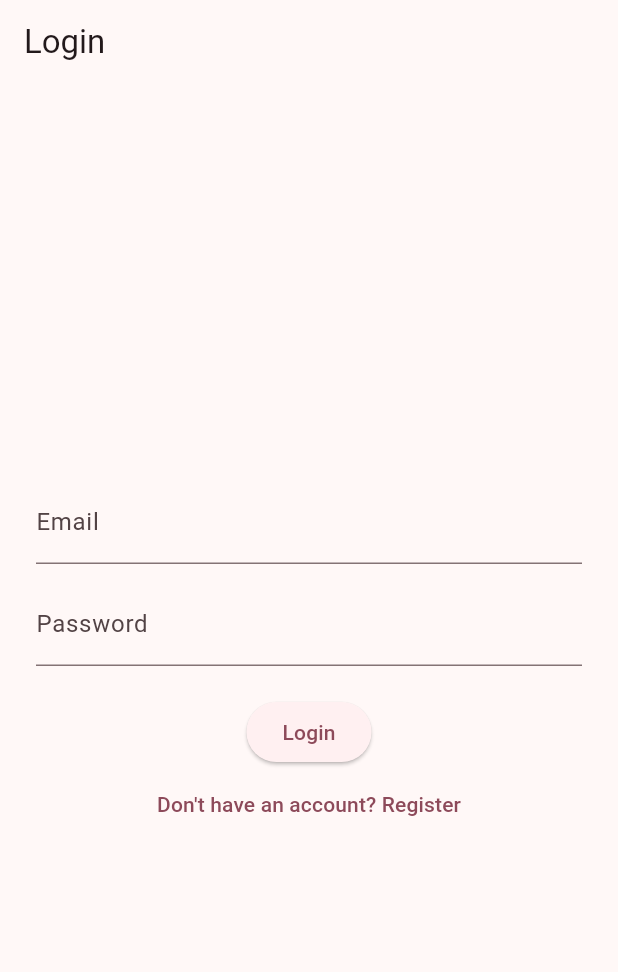
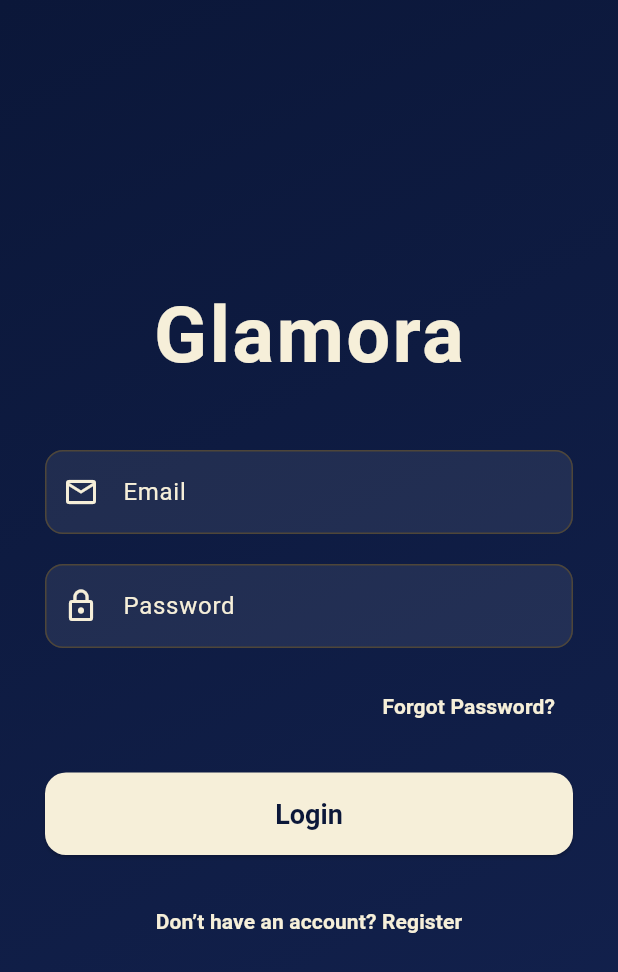
Before and after one commit to BekirCanTurkmen/Glamora, a Flutter app: the screen it shows after launch, on a phone screen of 412 x 824 dp. Shown: the top 972 px of the screen. Run offline on Flutter 3.47's test engine with Material 3 defaults, Android fonts, the phone set to English and light mode, and no system bars; our stand-ins replace cloud_firestore, firebase_auth, firebase_core; accounts and stored records are empty; Roboto replaces fonts that are missing (Georgia).

Commit message:
Animations add(after and before login)

```diff
--- a/lib/main.dart
+++ b/lib/main.dart
@@ -1,7 +1,7 @@
 import 'package:flutter/material.dart';
 import 'package:firebase_core/firebase_core.dart';
 import 'firebase_options.dart';
-import 'pages/auth_page.dart';
+import 'pages/first_splash_screen.dart';
 
 Future<void> main() async {
   WidgetsFlutterBinding.ensureInitialized();
@@ -18,13 +18,12 @@ class GlamoraApp extends StatelessWidget {
   Widget build(BuildContext context) {
     return MaterialApp(
       debugShowCheckedModeBanner: false,
-      title: 'GLAMORA',
+      title: 'Glamora',
       theme: ThemeData(
-        colorScheme: ColorScheme.fromSeed(seedColor: Colors.pinkAccent),
+        colorScheme: ColorScheme.fromSeed(seedColor: const Color(0xFFC8A25D)),
         useMaterial3: true,
-        fontFamily: 'Roboto',
       ),
-      home: const AuthPage(),
+      home: const FirstSplashScreen(), // ✨ İlk açılışta gösterilecek
     );
   }
 }
--- a/lib/pages/auth_page.dart
+++ b/lib/pages/auth_page.dart
@@ -1,6 +1,8 @@
 import 'package:flutter/material.dart';
 import '../services/auth_service.dart';
-import 'home_page.dart';
+import '../pages/home_page.dart';
+import '../pages/forgot_password_page.dart';
+import 'splash_after_login.dart';
 
 class AuthPage extends StatefulWidget {
   const AuthPage({super.key});
@@ -14,6 +16,7 @@ class _AuthPageState extends State<AuthPage> {
   final TextEditingController emailController = TextEditingController();
   final TextEditingController passwordController = TextEditingController();
   bool isLogin = true;
+  bool isLoading = false;
 
   Future<void> _submit() async {
     final email = emailController.text.trim();
@@ -26,60 +29,173 @@ class _AuthPageState extends State<AuthPage> {
       return;
     }
 
+    setState(() => isLoading = true);
     String? result;
     if (isLogin) {
       result = await _authService.login(email, password);
     } else {
       result = await _authService.register(email, password);
     }
+    setState(() => isLoading = false);
 
     if (result == "success") {
+      // ✅ Giriş veya kayıt başarılı → SplashAfterLogin ekranına git
       Navigator.pushReplacement(
         context,
-        MaterialPageRoute(builder: (context) => const HomePage()),
+        MaterialPageRoute(builder: (context) => const SplashAfterLogin()),
       );
     } else {
-      ScaffoldMessenger.of(context).showSnackBar(
-        SnackBar(content: Text(result ?? "Error")),
-      );
+      ScaffoldMessenger.of(context)
+          .showSnackBar(SnackBar(content: Text(result ?? "Error")));
     }
   }
 
   @override
   Widget build(BuildContext context) {
     return Scaffold(
-      appBar: AppBar(title: Text(isLogin ? "Login" : "Register")),
-      body: Padding(
-        padding: const EdgeInsets.all(24.0),
+      // 🌌 Gece mavisi - lacivert yumuşak geçişli gradient arka plan
+      body: Container(
+        decoration: const BoxDecoration(
+          gradient: LinearGradient(
+            colors: [Color(0xFF0B1739), Color(0xFF13224F)],
+            begin: Alignment.topLeft,
+            end: Alignment.bottomRight,
+          ),
+        ),
+        child: Center(
+          child: SingleChildScrollView(
+            padding: const EdgeInsets.symmetric(horizontal: 30, vertical: 40),
             child: Column(
               mainAxisAlignment: MainAxisAlignment.center,
               children: [
+                // 🪙 GLAMORA Yazısı (krem renk)
+                const Text(
+                  "Glamora",
+                  style: TextStyle(
+                    fontSize: 52,
+                    fontWeight: FontWeight.bold,
+                    letterSpacing: 1.5,
+                    color: Color(0xFFF6EFD9),
+                    fontFamily: 'Georgia',
+                  ),
+                ),
+                const SizedBox(height: 40),
+
+                // 📨 Email alanı
                 TextField(
                   controller: emailController,
-              decoration: const InputDecoration(labelText: "Email"),
+                  decoration: InputDecoration(
+                    filled: true,
+                    fillColor: Colors.white.withOpacity(0.08),
+                    labelText: "Email",
+                    labelStyle: const TextStyle(
+                        color: Color(0xFFF6EFD9), fontSize: 16),
+                    prefixIcon: const Icon(Icons.email_outlined,
+                        color: Color(0xFFF6EFD9)),
+                    focusedBorder: OutlineInputBorder(
+                      borderSide: const BorderSide(
+                          color: Color(0xFFF6EFD9), width: 2),
+                      borderRadius: BorderRadius.circular(12),
                     ),
-            const SizedBox(height: 12),
+                    border: OutlineInputBorder(
+                      borderRadius: BorderRadius.circular(12),
+                    ),
+                  ),
+                  style: const TextStyle(color: Color(0xFFF6EFD9)),
+                ),
+                const SizedBox(height: 20),
+
+                // 🔑 Şifre alanı
                 TextField(
                   controller: passwordController,
-              decoration: const InputDecoration(labelText: "Password"),
                   obscureText: true,
+                  decoration: InputDecoration(
+                    filled: true,
+                    fillColor: Colors.white.withOpacity(0.08),
+                    labelText: "Password",
+                    labelStyle: const TextStyle(
+                        color: Color(0xFFF6EFD9), fontSize: 16),
+                    prefixIcon: const Icon(Icons.lock_outline,
+                        color: Color(0xFFF6EFD9)),
+                    focusedBorder: OutlineInputBorder(
+                      borderSide: const BorderSide(
+                          color: Color(0xFFF6EFD9), width: 2),
+                      borderRadius: BorderRadius.circular(12),
                     ),
+                    border: OutlineInputBorder(
+                      borderRadius: BorderRadius.circular(12),
+                    ),
+                  ),
+                  style: const TextStyle(color: Color(0xFFF6EFD9)),
+                ),
+                const SizedBox(height: 15),
+
+                // 🔗 Şifremi Unuttum
+                Align(
+                  alignment: Alignment.centerRight,
+                  child: TextButton(
+                    onPressed: () {
+                      Navigator.push(
+                        context,
+                        MaterialPageRoute(
+                            builder: (context) =>
+                            const ForgotPasswordPage()),
+                      );
+                    },
+                    child: const Text(
+                      "Forgot Password?",
+                      style: TextStyle(
+                        color: Color(0xFFF6EFD9),
+                        fontWeight: FontWeight.bold,
+                      ),
+                    ),
+                  ),
+                ),
+
                 const SizedBox(height: 20),
-            ElevatedButton(
-              onPressed: _submit,
-              child: Text(isLogin ? "Login" : "Register"),
+
+                // 🟤 Giriş / Kayıt butonu
+                SizedBox(
+                  width: double.infinity,
+                  height: 55,
+                  child: ElevatedButton(
+                    onPressed: isLoading ? null : _submit,
+                    style: ElevatedButton.styleFrom(
+                      backgroundColor: const Color(0xFFF6EFD9),
+                      foregroundColor: const Color(0xFF0B1739),
+                      shape: RoundedRectangleBorder(
+                        borderRadius: BorderRadius.circular(14),
                       ),
+                      textStyle: const TextStyle(
+                          fontSize: 18, fontWeight: FontWeight.bold),
+                    ),
+                    child: isLoading
+                        ? const CircularProgressIndicator(
+                        color: Color(0xFF0B1739))
+                        : Text(isLogin ? "Login" : "Register"),
+                  ),
+                ),
+
+                const SizedBox(height: 20),
+
+                // 🔄 Giriş/Kayıt geçişi
                 TextButton(
                   onPressed: () => setState(() => isLogin = !isLogin),
                   child: Text(
                     isLogin
-                    ? "Don't have an account? Register"
+                        ? "Don’t have an account? Register"
                         : "Already have an account? Login",
+                    style: const TextStyle(
+                      color: Color(0xFFF6EFD9),
+                      fontWeight: FontWeight.w600,
+                    ),
                   ),
                 ),
               ],
             ),
           ),
+        ),
+      ),
     );
   }
 }
--- a/lib/pages/home_page.dart
+++ b/lib/pages/home_page.dart
@@ -10,7 +10,7 @@ class HomePage extends StatelessWidget {
 
     return Scaffold(
       appBar: AppBar(
-        title: const Text("Dolabım Ana Sayfa"),
+        title: const Text("Glamora"),
         actions: [
           IconButton(
             icon: const Icon(Icons.logout),
```
Also changed, not shown: lib/pages/first_splash_screen.dart (added, +91 -0 lines), lib/pages/forgot_password_page.dart (added, +110 -0 lines), lib/pages/splash_after_login.dart (added, +104 -0 lines), lib/services/auth_service.dart (+55 -20 lines), pubspec.yaml (+11 -5 lines), assets/images/glamora_harf_logo.png (added), assets/images/glamora_logo.png (added), pubspec.lock. Lines whose indentation alone changed are shown as unchanged.
